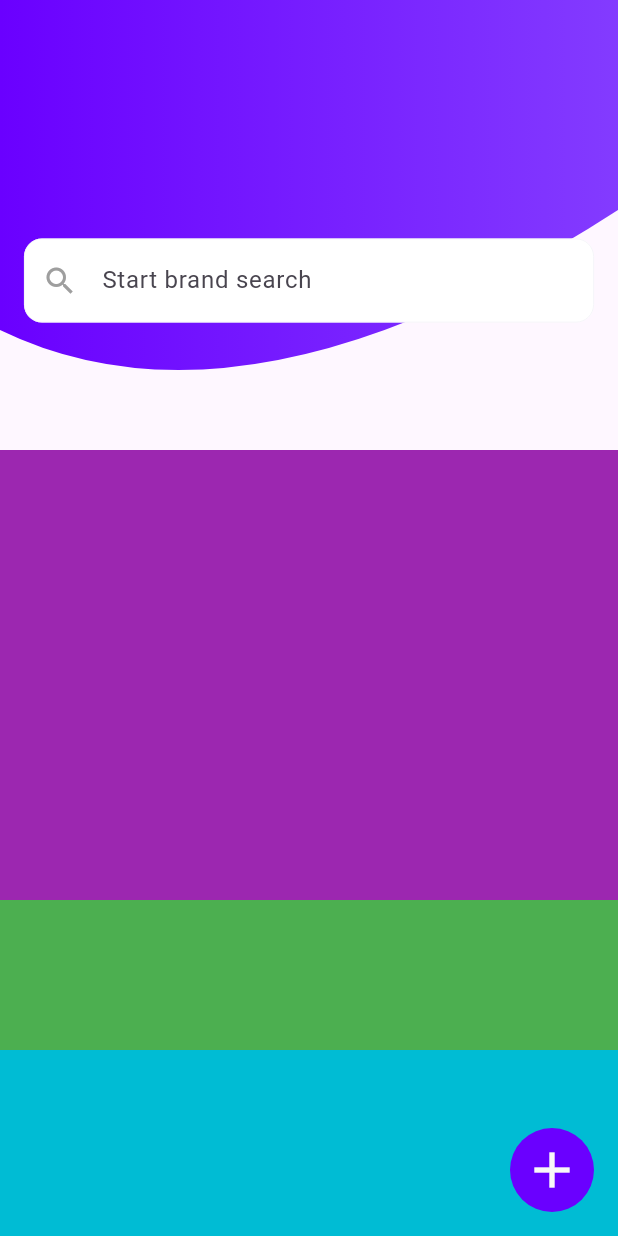
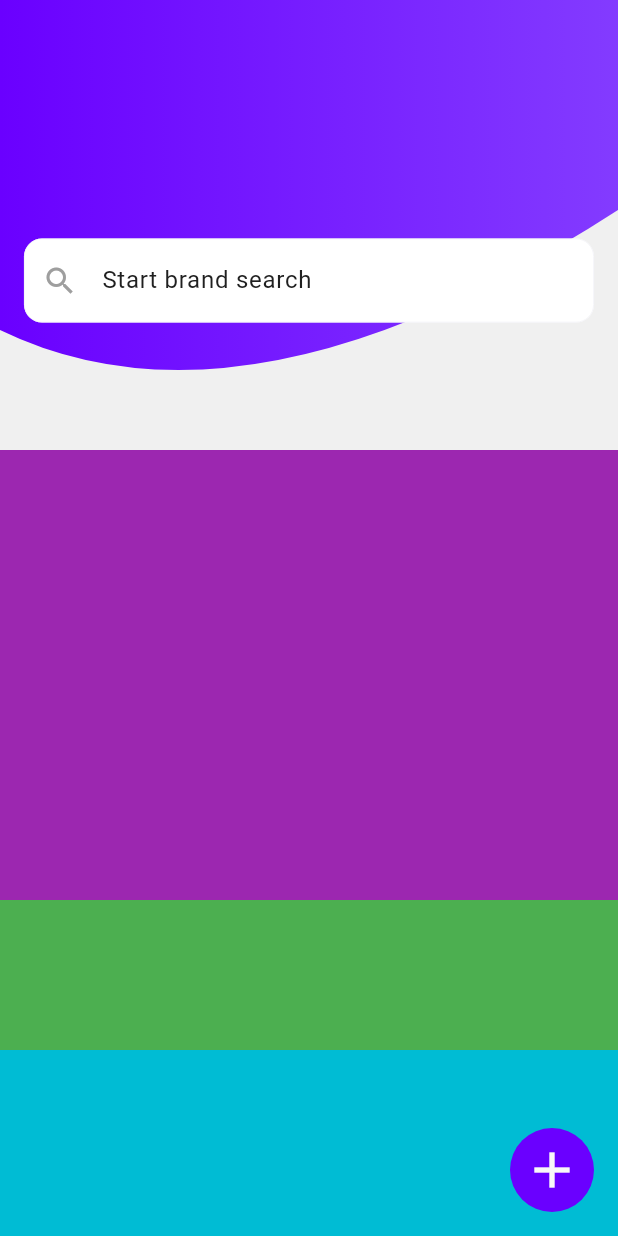
Before and after one commit to CharlyMech/webviewer, a Flutter app: the screen it shows after launch, on a phone screen of 412 x 824 dp. Run offline on Flutter 3.47's test engine with Material 3 defaults, Android fonts, the light colour scheme and no system bars; our stand-ins replace go_router, webview_flutter.

Commit message:
feat: set theme for material app (pending BLoC)

```diff
--- a/lib/app.dart
+++ b/lib/app.dart
@@ -1,15 +1,19 @@
 import 'package:flutter/material.dart';
 import 'package:webviewer/config/router.dart';
+import 'package:webviewer/constants/themes.dart';
+import 'package:webviewer/utils/theme.dart';
 
 class App extends StatelessWidget {
-  const App({super.key});
+  final ThemeType appTheme;
+  const App({super.key, required this.appTheme});
 
   @override
   Widget build(BuildContext context) {
     return MaterialApp.router(
       title: 'WebViewer',
       routerConfig: goRouter,
-      debugShowCheckedModeBanner: false,
+      theme: themes[appTheme]!.toThemeData(),
+      // debugShowCheckedModeBanner: false,
     );
   }
 }
```
